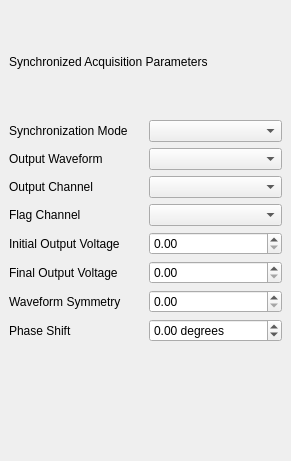
Old version of the form source/qxrdsynchronizedacquisitiondialog.ui in the repository guyjennings/qxrd.
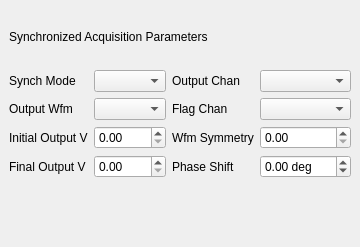
New version of the form. Custom widgets are drawn as their Qt base class.

Commit message: Make the synchronized acquisition control panel more compact

Diff of the .ui file:
```diff
--- a/source/qxrdsynchronizedacquisitiondialog.ui
+++ b/source/qxrdsynchronizedacquisitiondialog.ui
@@ -6,8 +6,8 @@
    <rect>
     <x>0</x>
     <y>0</y>
-    <width>291</width>
-    <height>461</height>
+    <width>351</width>
+    <height>247</height>
    </rect>
   </property>
   <property name="windowTitle">
@@ -15,65 +15,34 @@
   </property>
   <widget class="QWidget" name="dockWidgetContents">
    <layout class="QGridLayout" name="gridLayout">
-    <item row="0" column="0" colspan="2">
+    <item row="0" column="0" colspan="4">
      <widget class="QLabel" name="label">
       <property name="text">
        <string>Synchronized Acquisition Parameters</string>
       </property>
      </widget>
     </item>
-    <item row="1" column="0">
-     <widget class="QLabel" name="label_2">
-      <property name="text">
-       <string>Synchronization Mode</string>
-      </property>
-     </widget>
-    </item>
-    <item row="1" column="1">
-     <widget class="QComboBox" name="m_SyncAcqMode"/>
-    </item>
     <item row="2" column="0">
-     <widget class="QLabel" name="label_3">
+     <widget class="QLabel" name="label_2">
       <property name="text">
-       <string>Output Waveform</string>
+       <string>Synch Mode</string>
       </property>
      </widget>
     </item>
     <item row="2" column="1">
-     <widget class="QComboBox" name="m_SyncAcqWfm"/>
+     <widget class="QComboBox" name="m_SyncAcqMode"/>
     </item>
-    <item row="3" column="0">
-     <widget class="QLabel" name="label_7">
-      <property name="text">
-       <string>Output Channel</string>
-      </property>
-     </widget>
-    </item>
-    <item row="3" column="1">
-     <widget class="QComboBox" name="m_SyncAcqOutChan">
-      <property name="toolTip">
-       <string>Output channel for synchronization waveform</string>
-      </property>
-     </widget>
-    </item>
-    <item row="4" column="0">
-     <widget class="QLabel" name="label_8">
-      <property name="text">
-       <string>Flag Channel</string>
-      </property>
-     </widget>
-    </item>
-    <item row="4" column="1">
-     <widget class="QComboBox" name="m_SyncAcqFlagChan"/>
-    </item>
-    <item row="5" column="0">
+    <item row="6" column="0">
      <widget class="QLabel" name="label_4">
       <property name="text">
-       <string>Initial Output Voltage</string>
+       <string>Initial Output V</string>
       </property>
      </widget>
     </item>
-    <item row="5" column="1">
+    <item row="10" column="0" colspan="4">
+     <widget class="QxrdSynchronizedAcquisitionPlot" name="m_WaveformPlot"/>
+    </item>
+    <item row="6" column="1">
      <widget class="QDoubleSpinBox" name="m_SyncAcqMinimum">
       <property name="toolTip">
        <string>Output voltage at waveform minimum: range -10V .. 10V
@@ -84,53 +53,14 @@
       </property>
      </widget>
     </item>
-    <item row="6" column="0">
-     <widget class="QLabel" name="label_5">
-      <property name="text">
-       <string>Final Output Voltage</string>
-      </property>
-     </widget>
-    </item>
-    <item row="6" column="1">
-     <widget class="QDoubleSpinBox" name="m_SyncAcqMaximum">
-      <property name="toolTip">
-       <string>Output voltage at waveform maximum: range -10V .. 10V
-Script property: synchronization.syncAcquisitionMaximum</string>
-      </property>
-      <property name="keyboardTracking">
-       <bool>false</bool>
-      </property>
-     </widget>
-    </item>
-    <item row="7" column="0">
-     <widget class="QLabel" name="label_6">
-      <property name="text">
-       <string>Waveform Symmetry</string>
-      </property>
-     </widget>
-    </item>
-    <item row="7" column="1">
-     <widget class="QDoubleSpinBox" name="m_SyncAcqSymmetry">
-      <property name="toolTip">
-       <string>Waveform symmetry factor (range -1..+1)
-Script property: synchronization.syncAcquisitionSymmetry</string>
-      </property>
-      <property name="keyboardTracking">
-       <bool>false</bool>
-      </property>
-     </widget>
-    </item>
-    <item row="9" column="0" colspan="2">
-     <widget class="QxrdSynchronizedAcquisitionPlot" name="m_WaveformPlot"/>
-    </item>
-    <item row="8" column="0">
+    <item row="8" column="2">
      <widget class="QLabel" name="label_9">
       <property name="text">
        <string>Phase Shift</string>
       </property>
      </widget>
     </item>
-    <item row="8" column="1">
+    <item row="8" column="3">
      <widget class="QDoubleSpinBox" name="m_SyncAcqPhaseShift">
       <property name="toolTip">
        <string>&lt;!DOCTYPE HTML PUBLIC &quot;-//W3C//DTD HTML 4.0//EN&quot; &quot;http://www.w3.org/TR/REC-html40/strict.dtd&quot;&gt;
@@ -145,7 +75,7 @@
        <bool>false</bool>
       </property>
       <property name="suffix">
-       <string> degrees</string>
+       <string> deg</string>
       </property>
       <property name="minimum">
        <double>-360.000000000000000</double>
@@ -155,6 +85,76 @@
       </property>
      </widget>
     </item>
+    <item row="6" column="2">
+     <widget class="QLabel" name="label_6">
+      <property name="text">
+       <string>Wfm Symmetry</string>
+      </property>
+     </widget>
+    </item>
+    <item row="8" column="1">
+     <widget class="QDoubleSpinBox" name="m_SyncAcqMaximum">
+      <property name="toolTip">
+       <string>Output voltage at waveform maximum: range -10V .. 10V
+Script property: synchronization.syncAcquisitionMaximum</string>
+      </property>
+      <property name="keyboardTracking">
+       <bool>false</bool>
+      </property>
+     </widget>
+    </item>
+    <item row="6" column="3">
+     <widget class="QDoubleSpinBox" name="m_SyncAcqSymmetry">
+      <property name="toolTip">
+       <string>Waveform symmetry factor (range -1..+1)
+Script property: synchronization.syncAcquisitionSymmetry</string>
+      </property>
+      <property name="keyboardTracking">
+       <bool>false</bool>
+      </property>
+     </widget>
+    </item>
+    <item row="8" column="0">
+     <widget class="QLabel" name="label_5">
+      <property name="text">
+       <string>Final Output V</string>
+      </property>
+     </widget>
+    </item>
+    <item row="3" column="0">
+     <widget class="QLabel" name="label_3">
+      <property name="text">
+       <string>Output Wfm</string>
+      </property>
+     </widget>
+    </item>
+    <item row="3" column="1">
+     <widget class="QComboBox" name="m_SyncAcqWfm"/>
+    </item>
+    <item row="2" column="2">
+     <widget class="QLabel" name="label_7">
+      <property name="text">
+       <string>Output Chan</string>
+      </property>
+     </widget>
+    </item>
+    <item row="2" column="3">
+     <widget class="QComboBox" name="m_SyncAcqOutChan">
+      <property name="toolTip">
+       <string>Output channel for synchronization waveform</string>
+      </property>
+     </widget>
+    </item>
+    <item row="3" column="2">
+     <widget class="QLabel" name="label_8">
+      <property name="text">
+       <string>Flag Chan</string>
+      </property>
+     </widget>
+    </item>
+    <item row="3" column="3">
+     <widget class="QComboBox" name="m_SyncAcqFlagChan"/>
+    </item>
    </layout>
   </widget>
  </widget>
```
The commit also changes 1 other file.
